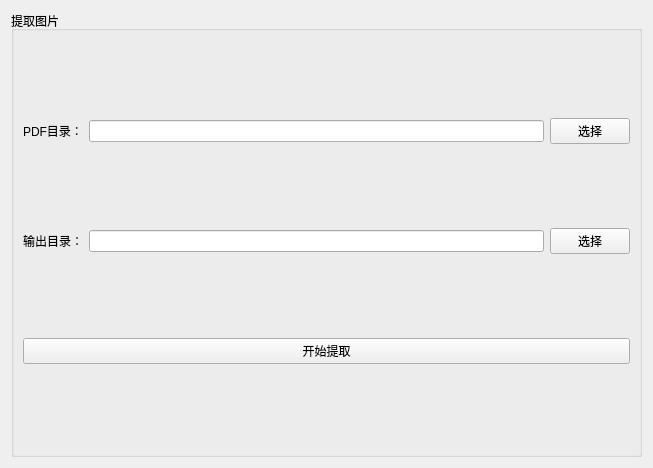
Above: ui/extract.ui from bfss/pdf-tool before the change. Below: the same form after it.
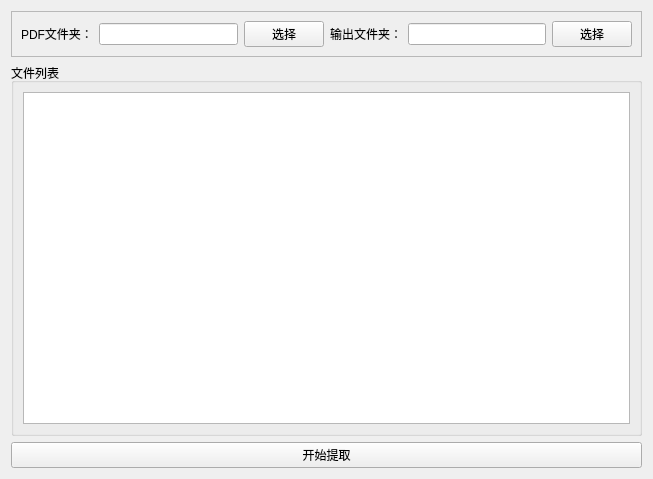
That is the form after the change.

The edit to the form file:
```diff
--- a/ui/extract.ui
+++ b/ui/extract.ui
@@ -7,23 +7,26 @@
     <x>0</x>
     <y>0</y>
     <width>653</width>
-    <height>468</height>
+    <height>479</height>
    </rect>
   </property>
   <property name="windowTitle">
    <string>Form</string>
   </property>
-  <layout class="QGridLayout" name="gridLayout">
+  <layout class="QGridLayout" name="gridLayout_3">
    <item row="0" column="0">
-    <widget class="QGroupBox" name="groupBox">
-     <property name="title">
-      <string>提取图片</string>
+    <widget class="QFrame" name="frame">
+     <property name="frameShape">
+      <enum>QFrame::Shape::StyledPanel</enum>
+     </property>
+     <property name="frameShadow">
+      <enum>QFrame::Shadow::Raised</enum>
      </property>
      <layout class="QGridLayout" name="gridLayout_2">
       <item row="0" column="0">
        <widget class="QLabel" name="label">
         <property name="text">
-         <string>PDF目录：</string>
+         <string>PDF文件夹：</string>
         </property>
        </widget>
       </item>
@@ -37,33 +40,45 @@
         </property>
        </widget>
       </item>
-      <item row="1" column="0">
+      <item row="0" column="3">
        <widget class="QLabel" name="label_2">
         <property name="text">
-         <string>输出目录：</string>
+         <string>输出文件夹：</string>
         </property>
        </widget>
       </item>
-      <item row="1" column="1">
+      <item row="0" column="4">
        <widget class="QLineEdit" name="lineEdit_out"/>
       </item>
-      <item row="1" column="2">
+      <item row="0" column="5">
        <widget class="QPushButton" name="pushButton_out">
         <property name="text">
          <string>选择</string>
         </property>
        </widget>
       </item>
-      <item row="2" column="0" colspan="3">
-       <widget class="QPushButton" name="pushButton_ok">
-        <property name="text">
-         <string>开始提取</string>
-        </property>
-       </widget>
+     </layout>
+    </widget>
+   </item>
+   <item row="1" column="0">
+    <widget class="QGroupBox" name="groupBox_2">
+     <property name="title">
+      <string>文件列表</string>
+     </property>
+     <layout class="QGridLayout" name="gridLayout">
+      <item row="0" column="0">
+       <widget class="QListWidget" name="listWidget"/>
       </item>
      </layout>
     </widget>
    </item>
+   <item row="2" column="0">
+    <widget class="QPushButton" name="pushButton_ok">
+     <property name="text">
+      <string>开始提取</string>
+     </property>
+    </widget>
+   </item>
   </layout>
  </widget>
  <resources/>
```
